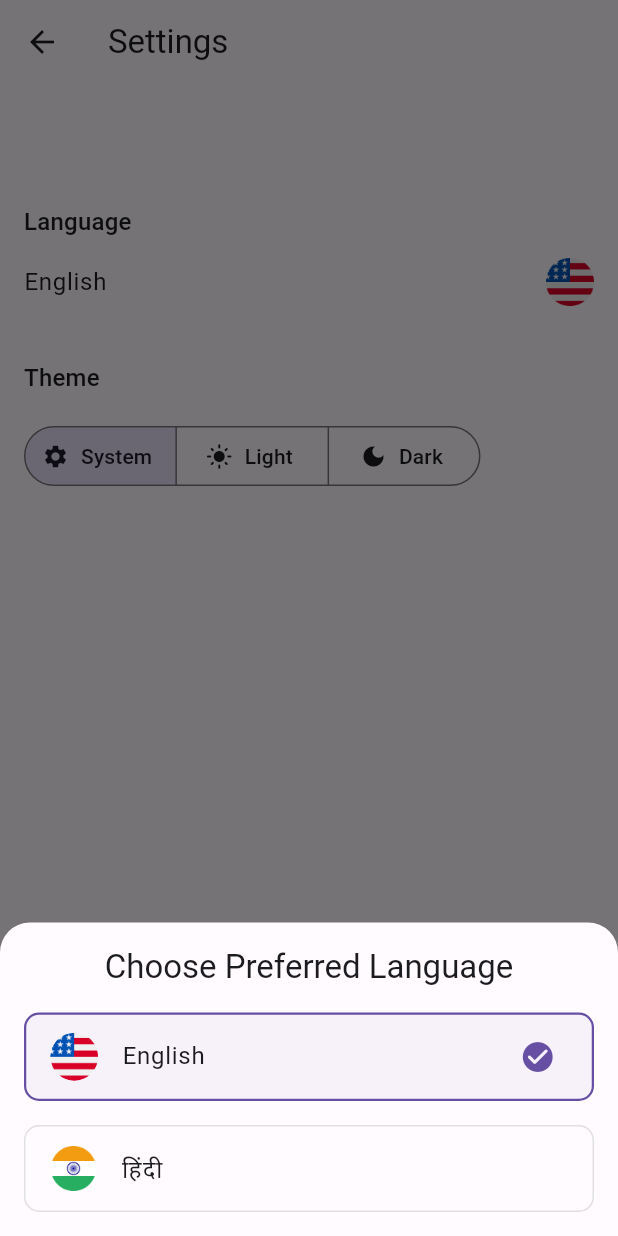
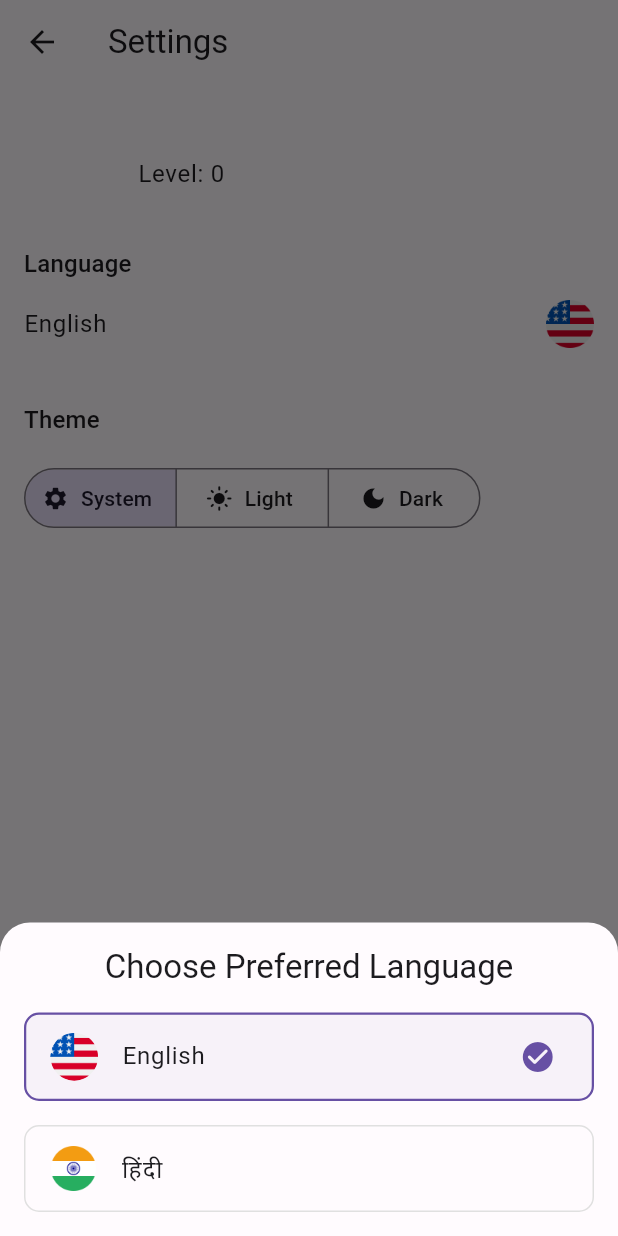
Before and after one commit to kapil708/hangman_word_quest, a Flutter app: the SettingsView screen opened directly, after a tap on "English", on a phone screen of 412 x 824 dp. Run offline on Flutter 3.47's test engine with Material 2 defaults, Android fonts, the phone set to English and light mode, and no system bars; our stand-ins replace cloud_firestore, dartz, equatable, firebase_auth, firebase_core, flutter_bloc and 6 more; accounts and stored records are empty; generated files the repository leaves out were written again; network calls fail; statements that could not run were skipped.

Commit message:
- level - score

```diff
--- a/lib/core/error/failures.dart
+++ b/lib/core/error/failures.dart
@@ -10,4 +10,4 @@ class RemoteFailure {
 
 // statusCode code
 // 12163 => No internet connection / Disconnected
-//
+// 12133 => No data / End of Data
--- a/lib/data/models/user/user_model.dart
+++ b/lib/data/models/user/user_model.dart
@@ -5,9 +5,17 @@ part 'user_model.g.dart';
 
 @JsonSerializable()
 class UserModel extends UserEntity {
-  const UserModel({required super.id, super.name, super.image, required super.isAnonymous});
+  const UserModel({
+    required super.id,
+    super.name,
+    super.image,
+    required super.isAnonymous,
+    super.level,
+    super.score,
+  });
 
   factory UserModel.fromJson(Map<String, dynamic> json) => _$UserModelFromJson(json);
 
+  @override
   Map<String, dynamic> toJson() => _$UserModelToJson(this);
 }
--- a/lib/domain/entities/user_entity.dart
+++ b/lib/domain/entities/user_entity.dart
@@ -7,16 +7,27 @@ class UserEntity extends Equatable {
   final bool isAnonymous;
   final String? name;
   final String? image;
+  final int? level;
+  final int? score;
 
-  const UserEntity({required this.id, required this.isAnonymous, this.name, this.image});
+  const UserEntity({
+    required this.id,
+    required this.isAnonymous,
+    this.name,
+    this.image,
+    this.level,
+    this.score,
+  });
 
   @override
-  List<Object?> get props => [id, name, isAnonymous, image];
+  List<Object?> get props => [id, name, isAnonymous, image, level, score];
 
   Map<String, dynamic> toJson() => <String, dynamic>{
         'id': id,
         'name': name,
         'is_anonymous': isAnonymous,
         'image': image,
+        'level': level,
+        'score': score,
       };
 }
--- a/lib/domain/repositories/word_repository.dart
+++ b/lib/domain/repositories/word_repository.dart
@@ -6,6 +6,7 @@ import '../entities/word_entity.dart';
 
 abstract class WordRepository {
   Future<Either<RemoteFailure, List<CategoryEntity>>> getCategoryList();
-  Future<Either<RemoteFailure, WordEntity>> getWordByType({required String categoryId, String? wordId});
+  Future<Either<RemoteFailure, WordEntity>> getWordByType({required String categoryId});
+  Future<Either<RemoteFailure, bool>> updatePlayedWord({required String wordId, required int score});
   Future<Either<RemoteFailure, List<WordEntity>>> getWordListByType(String categoryId);
 }
--- a/lib/presentation/pages/settings/settings_page.dart
+++ b/lib/presentation/pages/settings/settings_page.dart
@@ -144,21 +144,30 @@ class SettingsView extends StatelessWidget {
                                     child: ClipOval(
                                       child: Image.network(
                                         settingsCubit.userEntity?.image ?? '',
-                                        width: 48,
-                                        height: 48,
+                                        width: 60,
+                                        height: 60,
                                       ),
                                     ),
                                   ),
-                                Text(
-                                  settingsCubit.userEntity?.name ?? '',
-                                  style: Theme.of(context).textTheme.titleLarge,
+                                Column(
+                                  crossAxisAlignment: CrossAxisAlignment.start,
+                                  children: [
+                                    Text(
+                                      settingsCubit.userEntity?.name ?? '',
+                                      style: Theme.of(context).textTheme.titleLarge,
+                                    ),
+                                    Text(
+                                      "Level: ${settingsCubit.userEntity?.level ?? '0'}",
+                                      style: Theme.of(context).textTheme.bodyLarge,
+                                    ),
+                                  ],
                                 ),
                               ],
                             )
                           : const SizedBox();
                 },
               ),
-              const VSpace(16),
+              const VSpace(32),
 
               Text(l10n.language, style: Theme.of(context).textTheme.titleMedium),
               //const SizedBox(height: 8),
```
Also changed, not shown: lib/data/data_sources/remote_data_source.dart (+54 -11 lines), lib/data/repositories/word_repository_impl.dart (+16 -2 lines), lib/domain/use_cases/word_user_case.dart (+6 -2 lines), lib/presentation/bloc/game_play/game_play_bloc.dart (+4 -4 lines), lib/presentation/pages/game_play/game_play_page.dart (+37 -1 lines), lib/data/models/user/user_model.g.dart.
